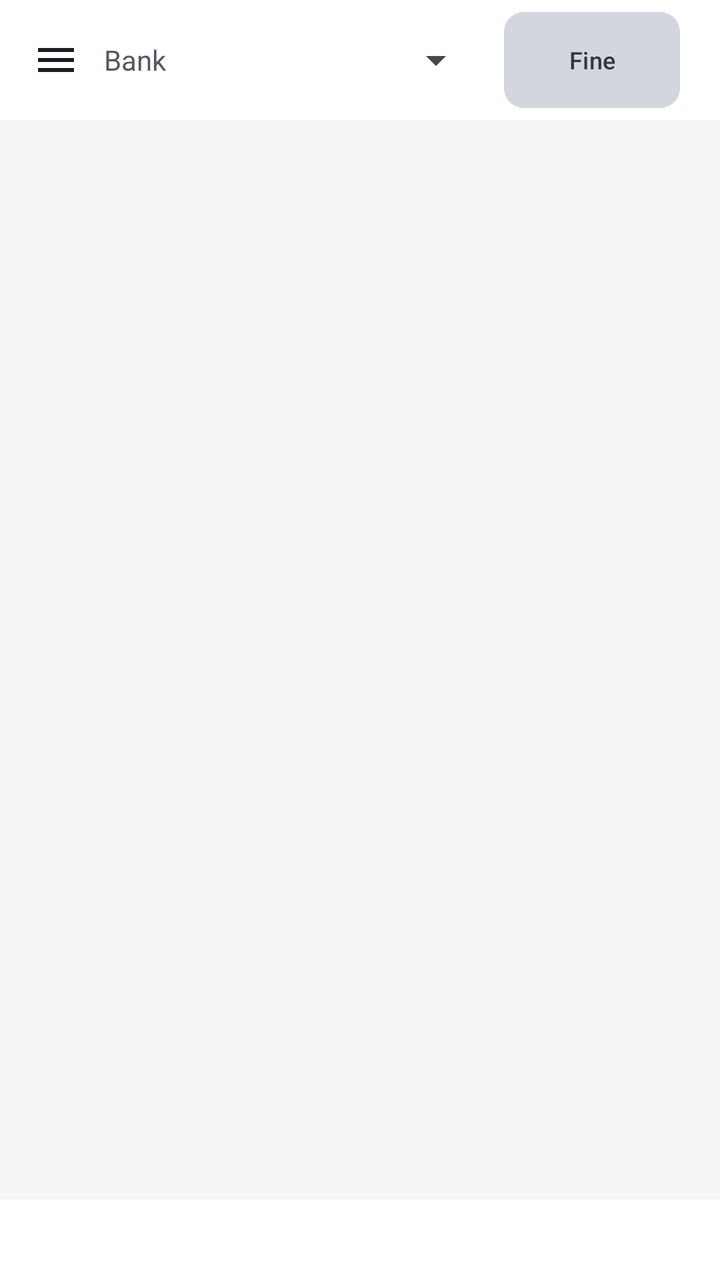
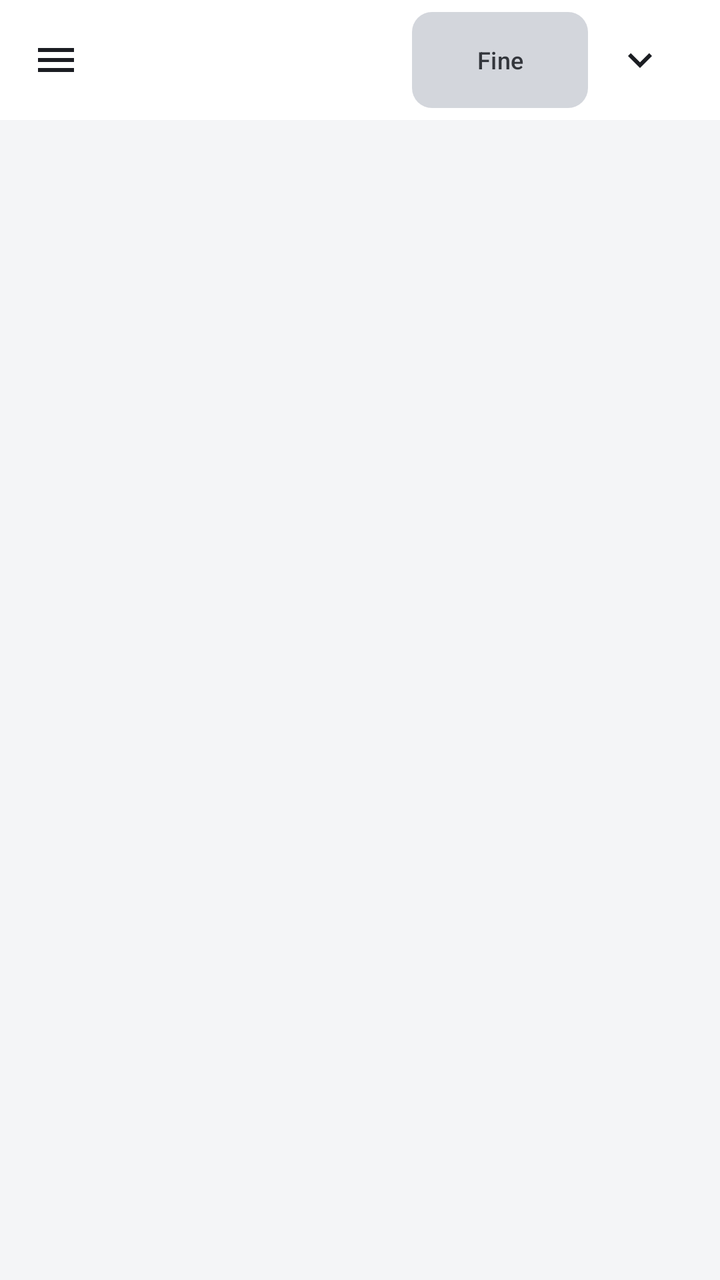

Compare the two renders of this Android layout. The source of the first and the diff that turns it into the second are given below.
<!-- AndroidManifest.xml: application theme Theme.CLMix -->
<!-- res/layout/activity_mixer.xml -->
<?xml version="1.0" encoding="utf-8"?>
<androidx.drawerlayout.widget.DrawerLayout
    xmlns:android="http://schemas.android.com/apk/res/android"
    xmlns:app="http://schemas.android.com/apk/res-auto"
    android:id="@+id/drawer_layout"
    android:layout_width="match_parent"
    android:layout_height="match_parent">

    <LinearLayout
        android:layout_width="match_parent"
        android:layout_height="match_parent"
        android:orientation="vertical"
        android:background="?android:attr/colorBackground">

        <LinearLayout
            android:layout_width="match_parent"
            android:layout_height="wrap_content"
            android:orientation="horizontal"
            android:background="?attr/colorSurface"
            android:paddingHorizontal="8dp"
            android:paddingVertical="6dp"
            android:gravity="center_vertical">

            <ImageButton
                android:id="@+id/menu_button"
                android:layout_width="40dp"
                android:layout_height="40dp"
                android:layout_marginEnd="4dp"
                android:background="?attr/selectableItemBackgroundBorderless"
                android:contentDescription="Menu"
                android:src="@drawable/ic_menu" />

            <TextView
                android:layout_width="wrap_content"
                android:layout_height="wrap_content"
                android:text="Bank"
                android:textColor="?attr/colorOnSurfaceVariant"
                android:layout_marginEnd="10dp" />

            <Spinner
                android:id="@+id/bank_spinner"
                android:layout_width="0dp"
                android:layout_height="wrap_content"
                android:layout_weight="1" />

            <com.google.android.material.button.MaterialButton
                android:id="@+id/smooth_button"
                style="@style/Widget.Material3.Button.TonalButton"
                android:layout_width="wrap_content"
                android:layout_height="wrap_content"
                android:layout_marginStart="10dp"
                android:text="Fine"
                android:textSize="12sp"
                android:insetTop="0dp"
                android:insetBottom="0dp"
                app:cornerRadius="10dp"
                app:backgroundTint="@color/mute_inactive"
                android:textColor="@color/on_mute_inactive" />

            <TextView
                android:id="@+id/status_label"
                android:layout_width="wrap_content"
                android:layout_height="wrap_content"
                android:layout_marginStart="12dp"
                android:textColor="?attr/colorError"
                android:text="" />

        </LinearLayout>

        <androidx.recyclerview.widget.RecyclerView
            android:id="@+id/channel_recycler"
            android:layout_width="match_parent"
            android:layout_height="0dp"
            android:layout_weight="1"
            android:orientation="horizontal"
            android:clipToPadding="false"
            android:padding="10dp" />

        
        <TextView
            android:id="@+id/current_aux_label"
            android:layout_width="match_parent"
            android:layout_height="wrap_content"
            android:background="?attr/colorSurface"
            android:gravity="center"
            android:paddingVertical="10dp"
            android:textSize="15sp"
            android:textStyle="bold"
            android:textColor="@color/primary"
            android:text="" />

    </LinearLayout>

    <LinearLayout
        android:layout_width="280dp"
        android:layout_height="match_parent"
        android:layout_gravity="start"
        android:orientation="vertical"
        android:background="?attr/colorSurface"
        android:elevation="8dp">

        <TextView
            android:layout_width="match_parent"
            android:layout_height="wrap_content"
            android:text="Aux Buses"
            android:textSize="16sp"
            android:textStyle="bold"
            android:textColor="?attr/colorOnSurface"
            android:paddingHorizontal="18dp"
            android:paddingTop="20dp"
            android:paddingBottom="8dp" />

        <androidx.recyclerview.widget.RecyclerView
            android:id="@+id/drawer_aux_recycler"
            android:layout_width="match_parent"
            android:layout_height="0dp"
            android:layout_weight="1"
            android:clipToPadding="false"
            android:paddingBottom="8dp" />

        <View
            android:layout_width="match_parent"
            android:layout_height="1dp"
            android:background="?attr/colorSurfaceVariant" />

        <com.google.android.material.button.MaterialButton
            android:id="@+id/presets_button"
            style="@style/Widget.Material3.Button.TonalButton"
            android:layout_width="match_parent"
            android:layout_height="wrap_content"
            android:layout_marginHorizontal="14dp"
            android:layout_marginTop="10dp"
            android:text="Presets"
            app:cornerRadius="10dp"
            app:backgroundTint="@color/mute_inactive"
            android:textColor="@color/on_mute_inactive" />

        
        <LinearLayout
            android:id="@+id/presets_expanded"
            android:layout_width="match_parent"
            android:layout_height="wrap_content"
            android:orientation="horizontal"
            android:layout_marginHorizontal="14dp"
            android:layout_marginTop="8dp"
            android:visibility="gone">

            <com.google.android.material.button.MaterialButton
                android:id="@+id/preset_save_button"
                style="@style/Widget.Material3.Button.TonalButton"
                android:layout_width="0dp"
                android:layout_height="wrap_content"
                android:layout_weight="1"
                android:layout_marginEnd="6dp"
                android:text="Save"
                app:cornerRadius="10dp" />

            <com.google.android.material.button.MaterialButton
                android:id="@+id/preset_load_button"
                style="@style/Widget.Material3.Button.TonalButton"
                android:layout_width="0dp"
                android:layout_height="wrap_content"
                android:layout_weight="1"
                android:layout_marginStart="6dp"
                android:text="Load"
                app:cornerRadius="10dp" />

        </LinearLayout>

        
        <com.google.android.material.materialswitch.MaterialSwitch
            android:id="@+id/dark_mode_switch"
            style="@style/Widget.Material3.CompoundButton.MaterialSwitch"
            android:layout_width="match_parent"
            android:layout_height="wrap_content"
            android:layout_marginHorizontal="14dp"
            android:layout_marginTop="16dp"
            android:minHeight="48dp"
            android:text="Dark mode"
            android:saveEnabled="false"
            android:textColor="?attr/colorOnSurface" />

        <com.google.android.material.button.MaterialButton
            android:id="@+id/logout_button"
            android:layout_width="match_parent"
            android:layout_height="wrap_content"
            android:layout_margin="14dp"
            android:text="Log Out"
            app:cornerRadius="10dp" />

    </LinearLayout>

</androidx.drawerlayout.widget.DrawerLayout>
<!-- resources referenced by this layout -->
<resources>
  <color name="mute_inactive">#D3D6DC</color>
  <color name="on_mute_inactive">#33363C</color>
  <color name="primary">#3B6DF6</color>
  <!-- drawable ic_menu (drawable) -->
  <vector xmlns:android="http://schemas.android.com/apk/res/android"
      android:width="24dp"
      android:height="24dp"
      android:viewportWidth="24"
      android:viewportHeight="24">
      <path
          android:fillColor="@color/on_surface"
          android:pathData="M3,6h18v2H3z M3,11h18v2H3z M3,16h18v2H3z" />
  </vector>
  <style name="Theme.CLMix" parent="Theme.Material3.DayNight.NoActionBar">
          <item name="colorPrimary">@color/primary</item>
          <item name="colorOnPrimary">@color/on_primary</item>
          <item name="colorSecondary">@color/secondary</item>
          <item name="colorOnSecondary">@color/on_secondary</item>
          <item name="android:colorBackground">@color/background</item>
          <item name="colorSurface">@color/surface</item>
          <item name="colorOnSurface">@color/on_surface</item>
          <item name="colorSurfaceVariant">@color/surface_variant</item>
          <item name="colorOnSurfaceVariant">@color/on_surface_variant</item>
          <item name="colorError">@color/mute_active</item>
      </style>
  <color name="on_surface">#1B1D22</color>
  <color name="on_primary">#FFFFFF</color>
  <color name="secondary">#1FAA6B</color>
  <color name="on_secondary">#FFFFFF</color>
  <color name="background">#F4F5F7</color>
  <color name="surface">#FFFFFF</color>
  <color name="surface_variant">#E7E9EE</color>
  <color name="on_surface_variant">#54585F</color>
  <color name="mute_active">#E5473F</color>
</resources>

<!-- the commit's change to res/layout/activity_mixer.xml (unified diff, before → after) -->
@@ -6,10 +6,16 @@
     android:layout_width="match_parent"
     android:layout_height="match_parent">
 
+    <androidx.coordinatorlayout.widget.CoordinatorLayout
+        android:layout_width="match_parent"
+        android:layout_height="match_parent">
+
+    
     <LinearLayout
         android:layout_width="match_parent"
         android:layout_height="match_parent"
         android:orientation="vertical"
+        android:paddingBottom="@dimen/aux_sheet_peek"
         android:background="?android:attr/colorBackground">
 
         <LinearLayout
@@ -30,17 +36,10 @@
                 android:contentDescription="Menu"
                 android:src="@drawable/ic_menu" />
 
-            <TextView
-                android:layout_width="wrap_content"
-                android:layout_height="wrap_content"
-                android:text="Bank"
-                android:textColor="?attr/colorOnSurfaceVariant"
-                android:layout_marginEnd="10dp" />
-
-            <Spinner
-                android:id="@+id/bank_spinner"
-                android:layout_width="0dp"
-                android:layout_height="wrap_content"
+            
+            <Space
+                android:layout_width="0dp"
+                android:layout_height="1dp"
                 android:layout_weight="1" />
 
             <com.google.android.material.button.MaterialButton
@@ -57,6 +56,16 @@
                 app:backgroundTint="@color/mute_inactive"
                 android:textColor="@color/on_mute_inactive" />
 
+            
+            <ImageButton
+                android:id="@+id/bank_toggle"
+                android:layout_width="40dp"
+                android:layout_height="40dp"
+                android:layout_marginStart="6dp"
+                android:background="?attr/selectableItemBackgroundBorderless"
+                android:contentDescription="Show banks"
+                android:src="@drawable/ic_arrow_down" />
+
             <TextView
                 android:id="@+id/status_label"
                 android:layout_width="wrap_content"
@@ -67,6 +76,17 @@
 
         </LinearLayout>
 
+        
+        <androidx.recyclerview.widget.RecyclerView
+            android:id="@+id/bank_recycler"
+            android:layout_width="match_parent"
+            android:layout_height="wrap_content"
+            android:background="?attr/colorSurface"
+            android:paddingHorizontal="9dp"
+            android:paddingTop="2dp"
+            android:paddingBottom="10dp"
+            android:visibility="gone" />
+
         <androidx.recyclerview.widget.RecyclerView
             android:id="@+id/channel_recycler"
             android:layout_width="match_parent"
@@ -76,20 +96,72 @@
             android:clipToPadding="false"
             android:padding="10dp" />
 
-        
-        <TextView
-            android:id="@+id/current_aux_label"
-            android:layout_width="match_parent"
-            android:layout_height="wrap_content"
-            android:background="?attr/colorSurface"
-            android:gravity="center"
-            android:paddingVertical="10dp"
-            android:textSize="15sp"
-            android:textStyle="bold"
-            android:textColor="@color/primary"
-            android:text="" />
-
     </LinearLayout>
+
+    
+    <LinearLayout
+        android:id="@+id/aux_sheet"
+        android:layout_width="match_parent"
+        android:layout_height="0dp"
+        android:orientation="vertical"
+        android:background="?attr/colorSurface"
+        android:elevation="12dp"
+        app:behavior_peekHeight="@dimen/aux_sheet_peek"
+        app:behavior_hideable="false"
+        app:layout_behavior="com.google.android.material.bottomsheet.BottomSheetBehavior">
+
+        
+        <LinearLayout
+            android:id="@+id/aux_handle"
+            android:layout_width="match_parent"
+            android:layout_height="@dimen/aux_sheet_peek"
+            android:orientation="horizontal"
+            android:gravity="center_vertical"
+            android:background="?attr/selectableItemBackground"
+            android:paddingHorizontal="12dp">
+
+            <ImageView
+                android:id="@+id/aux_arrow_start"
+                android:layout_width="26dp"
+                android:layout_height="26dp"
+                android:contentDescription="@null"
+                android:src="@drawable/ic_arrow_up"
+                app:tint="@color/on_surface_variant" />
+
+            <TextView
+                android:id="@+id/current_aux_label"
+                android:layout_width="0dp"
+                android:layout_height="wrap_content"
+                android:layout_weight="1"
+                android:gravity="center"
+                android:maxLines="1"
+                android:ellipsize="end"
+                android:textSize="15sp"
+                android:textStyle="bold"
+                android:textColor="@color/primary"
+                android:text="" />
+
+            <ImageView
+                android:id="@+id/aux_arrow_end"
+                android:layout_width="26dp"
+                android:layout_height="26dp"
+                android:contentDescription="@null"
+                android:src="@drawable/ic_arrow_up"
+                app:tint="@color/on_surface_variant" />
+
+        </LinearLayout>
+
+        <androidx.recyclerview.widget.RecyclerView
+            android:id="@+id/aux_sheet_recycler"
+            android:layout_width="match_parent"
+            android:layout_height="0dp"
+            android:layout_weight="1"
+            android:clipToPadding="false"
+            android:paddingBottom="10dp" />
+
+    </LinearLayout>
+
+    </androidx.coordinatorlayout.widget.CoordinatorLayout>
 
     <LinearLayout
         android:layout_width="280dp"
@@ -99,29 +171,11 @@
         android:background="?attr/colorSurface"
         android:elevation="8dp">
 
-        <TextView
-            android:layout_width="match_parent"
-            android:layout_height="wrap_content"
-            android:text="Aux Buses"
-            android:textSize="16sp"
-            android:textStyle="bold"
-            android:textColor="?attr/colorOnSurface"
-            android:paddingHorizontal="18dp"
-            android:paddingTop="20dp"
-            android:paddingBottom="8dp" />
-
-        <androidx.recyclerview.widget.RecyclerView
-            android:id="@+id/drawer_aux_recycler"
+        
+        <Space
             android:layout_width="match_parent"
             android:layout_height="0dp"
-            android:layout_weight="1"
-            android:clipToPadding="false"
-            android:paddingBottom="8dp" />
-
-        <View
-            android:layout_width="match_parent"
-            android:layout_height="1dp"
-            android:background="?attr/colorSurfaceVariant" />
+            android:layout_weight="1" />
 
         <com.google.android.material.button.MaterialButton
             android:id="@+id/presets_button"
<!-- resource entries referenced after the edit -->
@@ -3,6 +3,28 @@
   <color name="mute_inactive">#D3D6DC</color>
   <color name="on_mute_inactive">#33363C</color>
   <color name="primary">#3B6DF6</color>
+  <dimen name="aux_sheet_peek">52dp</dimen>
+  <!-- drawable ic_arrow_down (drawable) -->
+  <vector xmlns:android="http://schemas.android.com/apk/res/android"
+      android:width="24dp"
+      android:height="24dp"
+      android:viewportWidth="24"
+      android:viewportHeight="24">
+      <path
+          android:fillColor="@color/on_surface"
+          android:pathData="M7.4,8.6 L12,13.2 L16.6,8.6 L18,10 L12,16 L6,10 Z" />
+  </vector>
+  <!-- drawable ic_arrow_up (drawable) -->
+  <vector xmlns:android="http://schemas.android.com/apk/res/android"
+      android:width="24dp"
+      android:height="24dp"
+      android:viewportWidth="24"
+      android:viewportHeight="24"
+      android:tint="@color/on_surface_variant">
+      <path
+          android:fillColor="@android:color/white"
+          android:pathData="M7.4,15.4 L12,10.8 L16.6,15.4 L18,14 L12,8 L6,14 Z" />
+  </vector>
   <!-- drawable ic_menu (drawable) -->
   <vector xmlns:android="http://schemas.android.com/apk/res/android"
       android:width="24dp"
